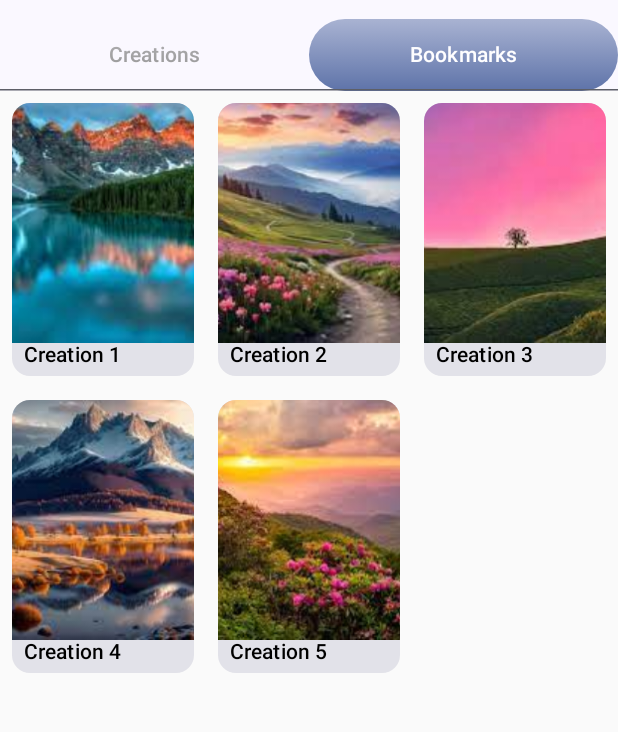
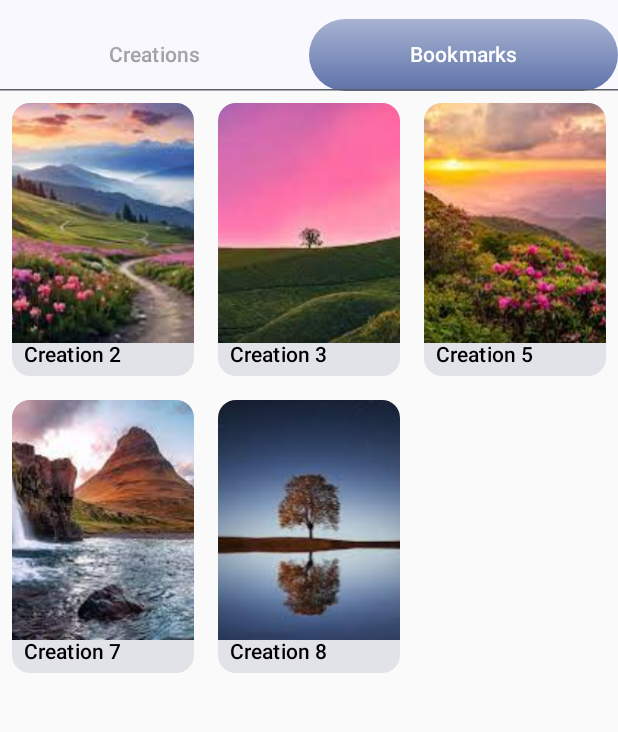
Before and after one commit to SE2-Fabler/fabler-frontend, an Android app built with Jetpack Compose: the screen it shows after launch (MainActivity), tab 2 chosen, on a phone screen of 412 x 824 dp, the part 65-797 px from its top. Run offline under Robolectric (Android 15) with nearby library versions, the light colour scheme and no system bars.

Commit message:
(update) show bookmarked posts

```diff
--- a/app/src/main/java/com/kaneki/fabler/ui/tabs/bookmarks/bookmarks.kt
+++ b/app/src/main/java/com/kaneki/fabler/ui/tabs/bookmarks/bookmarks.kt
@@ -27,11 +27,11 @@ data class Creation(val id: Int, val title: String, val imageResId: Int)
 
 // List of sample creations
 val creationList = listOf(
-    Creation(1, "Creation 1", R.drawable.bg1),
     Creation(2, "Creation 2", R.drawable.bg2),
-    Creation(2, "Creation 3", R.drawable.bg3),
-    Creation(2, "Creation 4", R.drawable.bg4),
+    Creation(3, "Creation 3", R.drawable.bg3),
     Creation(5, "Creation 5", R.drawable.bg5),
+    Creation(7, "Creation 7", R.drawable.bg7),
+    Creation(8, "Creation 8", R.drawable.bg8),
 )
 
 @OptIn(ExperimentalFoundationApi::class)
--- a/app/src/main/java/com/kaneki/fabler/ui/tabs/creations/creations.kt
+++ b/app/src/main/java/com/kaneki/fabler/ui/tabs/creations/creations.kt
@@ -34,19 +34,19 @@ import kotlin.random.Random
 import com.kaneki.fabler.R
 
 // Data class representing a creation
-data class Creation(val id: Int, val title: String, val imageResId: Int)
+data class Creation(val id: Int, val title: String, val imageResId: Int, val isBookmarked: Boolean)
 
 // List of sample creations
 val creationList = listOf(
-    Creation(1, "Creation 1", R.drawable.bg1),
-    Creation(2, "Creation 2", R.drawable.bg2),
-    Creation(2, "Creation 3", R.drawable.bg3),
-    Creation(2, "Creation 4", R.drawable.bg4),
-    Creation(5, "Creation 5", R.drawable.bg5),
-    Creation(6, "Creation 6", R.drawable.bg6),
-    Creation(7, "Creation 7", R.drawable.bg7),
-    Creation(8, "Creation 8", R.drawable.bg8),
-    Creation(9, "Creation 9", R.drawable.bg9),
+    Creation(1, "Creation 1", R.drawable.bg1, false ),
+    Creation(2, "Creation 2", R.drawable.bg2, true),
+    Creation(2, "Creation 3", R.drawable.bg3, true),
+    Creation(2, "Creation 4", R.drawable.bg4, false),
+    Creation(5, "Creation 5", R.drawable.bg5, true),
+    Creation(6, "Creation 6", R.drawable.bg6, false),
+    Creation(7, "Creation 7", R.drawable.bg7, true),
+    Creation(8, "Creation 8", R.drawable.bg8, true),
+    Creation(9, "Creation 9", R.drawable.bg9, false),
 )
 
 @OptIn(ExperimentalFoundationApi::class)
@@ -58,13 +58,13 @@ fun CreationScreen() {
     ) {
         items(creationList.size) { index ->
             val isBookmarked = Random.nextBoolean()
-            CreationCard(creation = creationList[index], isBookmarked = isBookmarked, onBookmarkClicked = {})
+            CreationCard(creation = creationList[index], onBookmarkClicked = {})
         }
     }
 }
 
 @Composable
-fun CreationCard(creation: Creation, isBookmarked: Boolean, onBookmarkClicked: (Boolean) -> Unit) {
+fun CreationCard(creation: Creation, onBookmarkClicked: (Boolean) -> Unit) {
     Card(
         modifier = Modifier
             .padding(8.dp)
@@ -94,10 +94,10 @@ fun CreationCard(creation: Creation, isBookmarked: Boolean, onBookmarkClicked: (
                         contentScale = ContentScale.Crop // Scale the image to fill the available space
                     )
                     IconButton(
-                        onClick = { onBookmarkClicked(!isBookmarked) },
+                        onClick = { onBookmarkClicked(!creation.isBookmarked) },
                         modifier = Modifier.align(Alignment.TopEnd)
                     ) {
-                        if (isBookmarked) {
+                        if (creation.isBookmarked) {
                             Icon(Icons.Filled.Star, contentDescription = "Bookmarked")
                         } else {
                             Icon(Icons.TwoTone.Star, contentDescription = "Bookmark")
```
